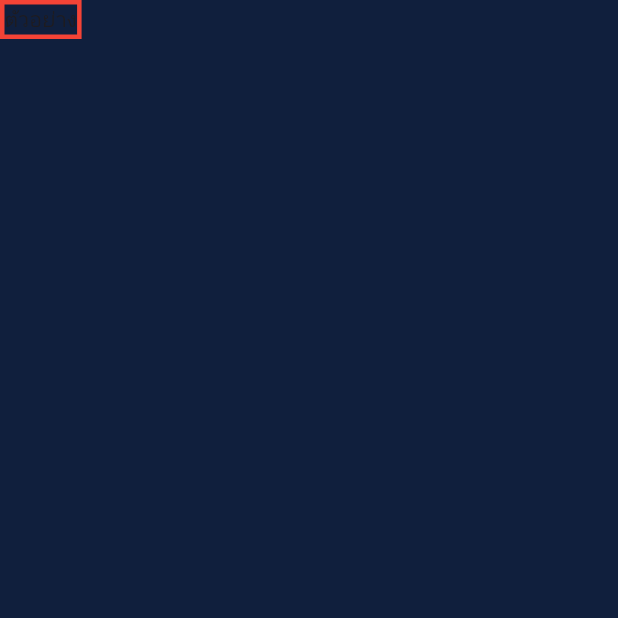
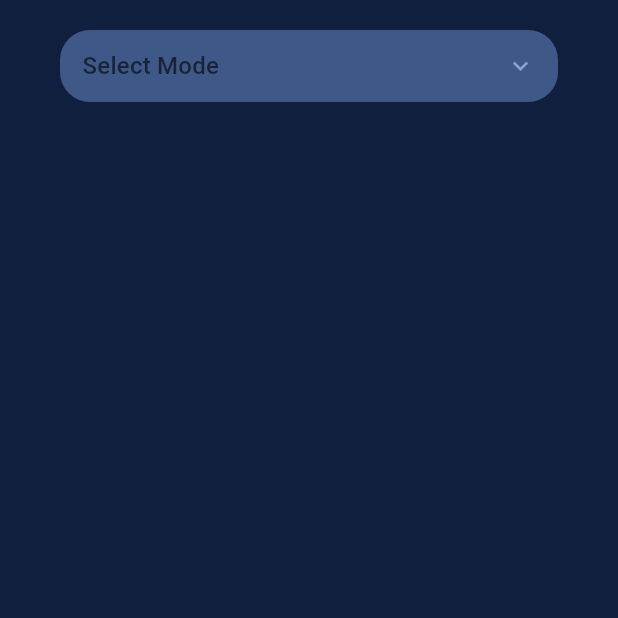
Before and after one commit to HamHarry/testapp, a Flutter app: the Settingpage screen opened by its route, on a phone screen of 412 x 824 dp, the top half of it. Run offline on Flutter 3.47's test engine with Material 3 defaults, Android fonts, the phone set to English and light mode, and no system bars; our stand-ins replace percent_indicator.

Commit message:
Test_Dropdown

```diff
--- a/lib/src/pages/setting/setting.dart
+++ b/lib/src/pages/setting/setting.dart
@@ -8,19 +8,55 @@ class Settingpage extends StatefulWidget {
 }
 
 class _SettingpageState extends State<Settingpage> {
+  String? selectedValue;
+  List<String> dropdownItem = ["Item 1", "Item 2", "Item 3"];
+
   @override
   Widget build(BuildContext context) {
     return Scaffold(
       backgroundColor: Color(0xff101F3D),
       body: Container(
-        decoration: BoxDecoration(
-          border: Border.all(
-            color: Colors.red,
-            width: 3.0,
-            style: BorderStyle.solid,
-          ),
+        width: double.infinity,
+        child: Column(
+          crossAxisAlignment: CrossAxisAlignment.center,
+          mainAxisAlignment: MainAxisAlignment.start,
+          children: [
+            Padding(
+              padding: const EdgeInsets.only(left: 40, right: 40, top: 20),
+              child: Container(
+                decoration: BoxDecoration(
+                  borderRadius: BorderRadius.circular(20),
+                  color: const Color(0xff3E5888),
+                ),
+                child: Padding(
+                  padding: const EdgeInsets.only(left: 15, right: 15),
+                  child: DropdownButton<String>(
+                    hint: const Text("Select Mode"),
+                    value: selectedValue,
+                    items: dropdownItem.map((String value) {
+                      return DropdownMenuItem<String>(
+                          value: value, child: Text(value));
+                    }).toList(),
+                    onChanged: (newValue) {
+                      setState(() {
+                        selectedValue = newValue;
+                      });
+                    },
+                    isExpanded: true,
+                    dropdownColor: Color(0xff3E5888),
+                    borderRadius: BorderRadius.circular(20),
+                    icon: const Icon(
+                      Icons.keyboard_arrow_down,
+                      color: Color(0xff87A2D3),
+                    ),
+                    iconSize: 20,
+                    underline: Container(),
+                  ),
+                ),
+              ),
+            ),
+          ],
         ),
-        child: Text('ตัวอย่าง'),
       ),
     );
   }
```
